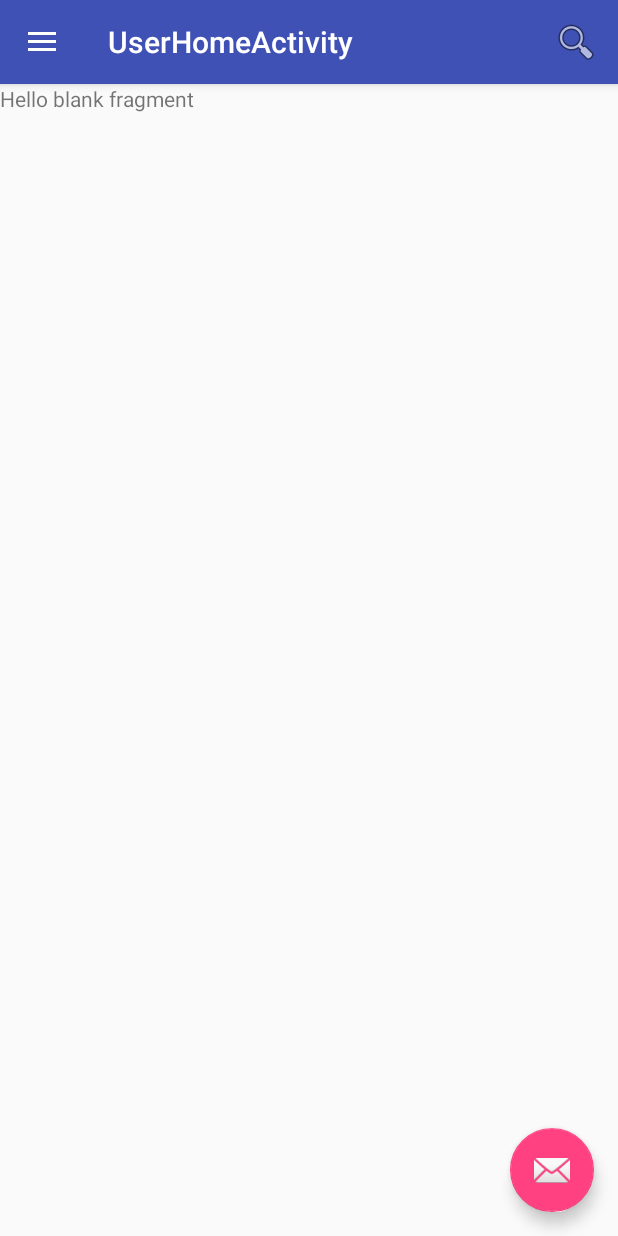
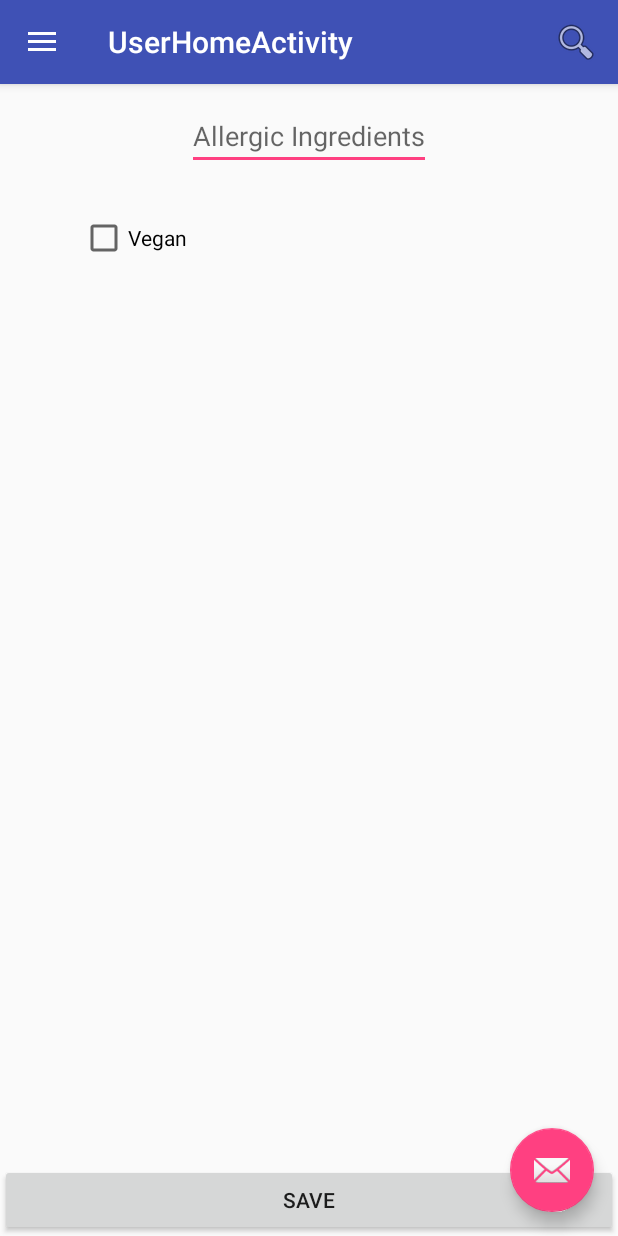
Before and after one commit to bounswe/bounswe2016group2, an Android app: the UserHomeActivity screen opened directly, with no data from a screen before it, in the side drawer, after a tap on "Settings", on a phone screen of 412 x 824 dp. Run offline under Robolectric (Android 15) with nearby library versions, the light colour scheme and no system bars.

Commit message:
Settings initiated

```diff
--- a/android/EatRight/app/src/main/java/com/example/bounswegroup2/eatright/SettingsFragment.java
+++ b/android/EatRight/app/src/main/java/com/example/bounswegroup2/eatright/SettingsFragment.java
@@ -3,17 +3,28 @@ package com.example.bounswegroup2.eatright;
 
 import android.os.Bundle;
 import android.support.v4.app.Fragment;
+import android.support.v4.content.ContextCompat;
 import android.view.LayoutInflater;
 import android.view.View;
 import android.view.ViewGroup;
+import android.widget.Button;
+import android.widget.ListView;
+import android.widget.MultiAutoCompleteTextView;
+
+import com.example.bounswegroup2.Models.Ingredient;
+
+import java.util.ArrayList;
+import java.util.Arrays;
+import java.util.List;
 
 
 /**
  * A simple {@link Fragment} subclass.
  */
 public class SettingsFragment extends Fragment {
-
-
+    private ListView lv;
+    private MultiAutoCompleteTextView mtext1;
+    private Button saveBut;
     public SettingsFragment() {
         // Required empty public constructor
     }
@@ -23,7 +34,35 @@ public class SettingsFragment extends Fragment {
     public View onCreateView(LayoutInflater inflater, ViewGroup container,
                              Bundle savedInstanceState) {
         // Inflate the layout for this fragment
-        return inflater.inflate(R.layout.fragment_settings, container, false);
+        ViewGroup rootView = (ViewGroup)inflater.inflate(R.layout.fragment_settings, container, false);
+        lv = (ListView)rootView.findViewById(R.id.ingr_listview_settings);
+        mtext1 = (MultiAutoCompleteTextView)rootView.findViewById(R.id.mAutoTVForSettings);
+        saveBut = (Button)rootView.findViewById(R.id.button_save_settings);
+        return rootView;
+    }
+    public void onActivityCreated(Bundle savedInstancesState) {
+        //onResume happens after onStart and onActivityCreate
+        super.onActivityCreated(savedInstancesState);
+        //getAllIngredients();
+        saveBut.setOnClickListener(saveButClicked());
+        Ingredient i  = new Ingredient("bread","bread"); i.setCarb(100);i.setFat(100);i.setProtein(100); i.setEnergy(300);
+        Ingredient i2 = new Ingredient("egg","egg"); i2.setCarb(200);i2.setFat(200);i2.setProtein(200); i2.setEnergy(600);
+        Ingredient i3 = new Ingredient("eggplant","eggplant"); i3.setCarb(300);i3.setFat(300);i3.setProtein(300); i3.setEnergy(900);
+        ArrayList<Ingredient> foodList = new ArrayList<Ingredient>(); foodList.add(i);foodList.add(i2);foodList.add(i3);
+        IngredientAdapter adapter = new IngredientAdapter(SettingsFragment.this.getContext(), foodList);
+        mtext1.setAdapter(adapter);
+        mtext1.setTokenizer(new MultiAutoCompleteTextView.CommaTokenizer());
     }
 
+    private View.OnClickListener saveButClicked() {
+    return new View.OnClickListener() {
+        @Override
+        public void onClick(View view) {
+            List<String> items = Arrays.asList(mtext1.getText().toString().split("\\s*,\\s*"));
+            for (String s:items) System.out.println(s);
+        }
+    };
+    }
+
+
 }
--- a/android/EatRight/app/src/main/res/layout/fragment_food_search.xml
+++ b/android/EatRight/app/src/main/res/layout/fragment_food_search.xml
@@ -41,7 +41,7 @@
         android:text="@string/fat_range"
         android:layout_width="wrap_content"
         android:layout_height="wrap_content"
-        android:layout_below="@+id/rangeSeekBar3"
+        android:layout_below="@+id/rangeSeekBarForPro"
         android:layout_alignStart="@+id/CalorieTExtView"
         android:layout_marginTop="11dp"
         android:id="@+id/textViewFatRange" />
@@ -74,7 +74,7 @@
         <com.yahoo.mobile.client.android.util.rangeseekbar.RangeSeekBar
             android:layout_width="wrap_content"
             android:layout_height="wrap_content"
-            android:id="@+id/rangeSeekBar3"
+            android:id="@+id/rangeSeekBarForPro"
             app:absoluteMaxValue="150"
             app:absoluteMinValue="25"
             android:layout_below="@+id/CalorieTExtView"
@@ -97,7 +97,7 @@
             app:absoluteMaxValue="150"
             app:absoluteMinValue="25"
             android:id="@+id/seekBarForFat"
-            android:layout_below="@+id/rangeSeekBar3"
+            android:layout_below="@+id/rangeSeekBarForPro"
             android:layout_alignParentStart="true" />
 
         <Button
--- a/android/EatRight/app/src/main/res/layout/fragment_settings.xml
+++ b/android/EatRight/app/src/main/res/layout/fragment_settings.xml
@@ -3,11 +3,44 @@
     android:layout_width="match_parent"
     android:layout_height="match_parent"
     tools:context="com.example.bounswegroup2.eatright.SettingsFragment">
+    <RelativeLayout
+        android:layout_width="match_parent"
+        android:layout_height="match_parent">
 
-    <!-- TODO: Update blank fragment layout -->
-    <TextView
-        android:layout_width="match_parent"
-        android:layout_height="match_parent"
-        android:text="@string/hello_blank_fragment" />
+        <ListView
+                android:layout_width="wrap_content"
+                android:layout_height="wrap_content"
+                android:id="@+id/ingr_listview_settings"
+                android:layout_below="@+id/mAutoTVForSettings"
+                android:choiceMode="multipleChoiceModal"
+                android:visibility="gone"/>
 
+        <MultiAutoCompleteTextView
+            android:id="@+id/mAutoTVForSettings"
+            android:hint="@string/allergic_ingredients"
+            android:layout_height="wrap_content"
+            android:layout_width="wrap_content"
+            android:layout_marginTop="12dp"
+            android:layout_alignParentTop="true"
+            android:layout_centerHorizontal="true"
+            />
+
+        <CheckBox
+            android:text="Vegan"
+            android:layout_width="wrap_content"
+            android:layout_height="wrap_content"
+            android:layout_marginTop="29dp"
+            android:id="@+id/checkBox"
+            android:layout_below="@+id/mAutoTVForSettings"
+            android:layout_toStartOf="@+id/mAutoTVForSettings" />
+
+        <Button
+            android:text="SAVE"
+            android:layout_width="match_parent"
+            android:layout_height="wrap_content"
+            android:id="@+id/button_save_settings"
+            android:layout_alignParentBottom="true"
+            android:layout_centerHorizontal="true" />
+
+    </RelativeLayout>
 </FrameLayout>
```
Also changed, not shown: android/EatRight/app/src/main/java/com/example/bounswegroup2/Models/Food.java (+23 -1 lines), android/EatRight/app/src/main/java/com/example/bounswegroup2/eatright/FoodSearchFragment.java (+28 -1 lines).
